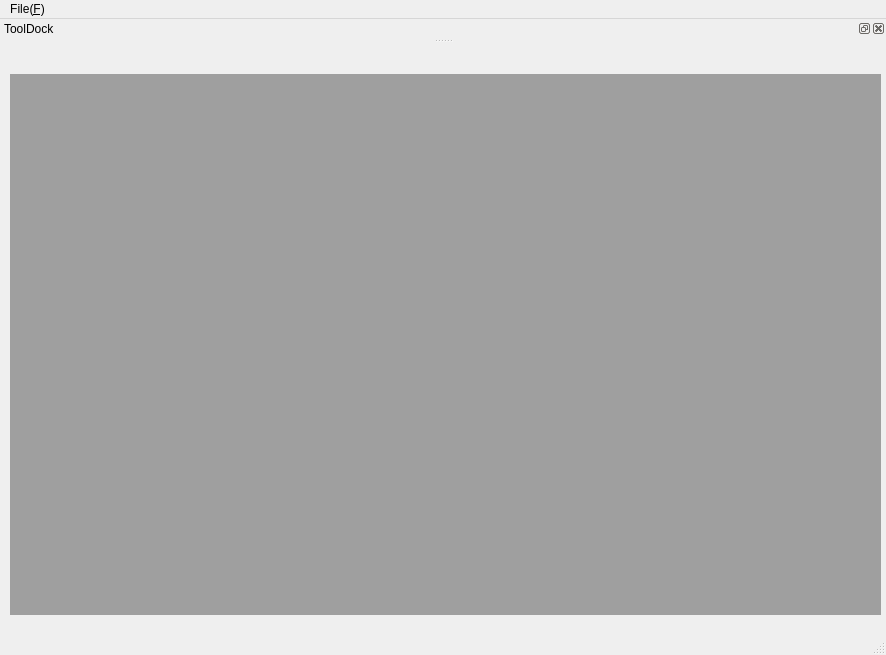
Before: the Qt Designer form C++/Demo_Qt/QtLearn_llfc/Q11_MainMenu/MainMenu.ui in FrozenSky7124/Project_MSVS, drawn with Qt 5.
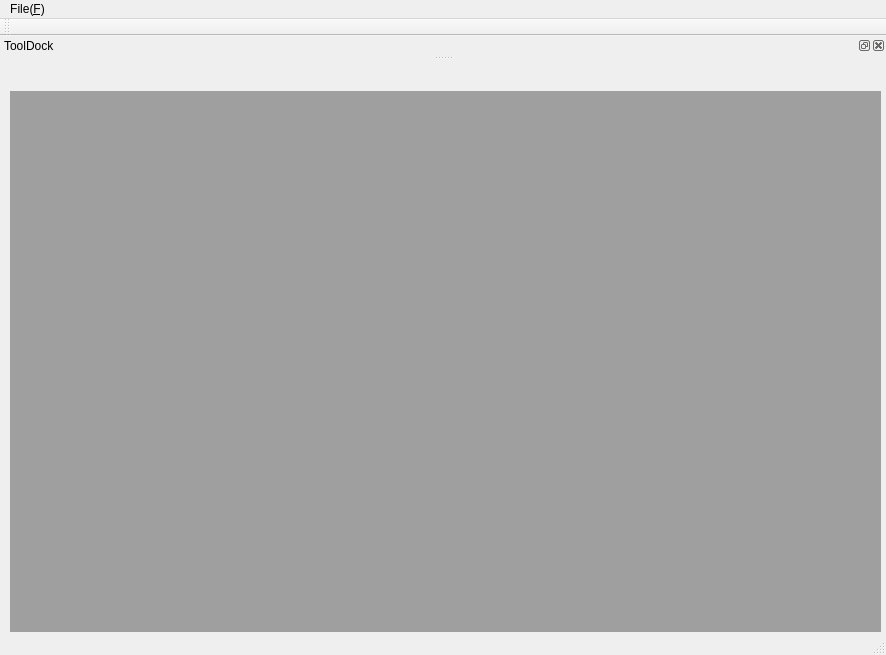
After: the same form once the commit is applied. Icons and pictures are not drawn.

Commit message: QT LEARN (Q11_QMenu_MdiArea)

```diff
--- a/C++/Demo_Qt/QtLearn_llfc/Q11_MainMenu/MainMenu.ui
+++ b/C++/Demo_Qt/QtLearn_llfc/Q11_MainMenu/MainMenu.ui
@@ -53,6 +53,17 @@
    </attribute>
    <widget class="QWidget" name="dockWidgetContents_2"/>
   </widget>
+  <widget class="QToolBar" name="toolBar">
+   <property name="windowTitle">
+    <string>toolBar</string>
+   </property>
+   <attribute name="toolBarArea">
+    <enum>TopToolBarArea</enum>
+   </attribute>
+   <attribute name="toolBarBreak">
+    <bool>false</bool>
+   </attribute>
+  </widget>
   <action name="actionNew_N">
    <property name="icon">
     <iconset resource="res.qrc">
```
The commit also changes 7 other files.
